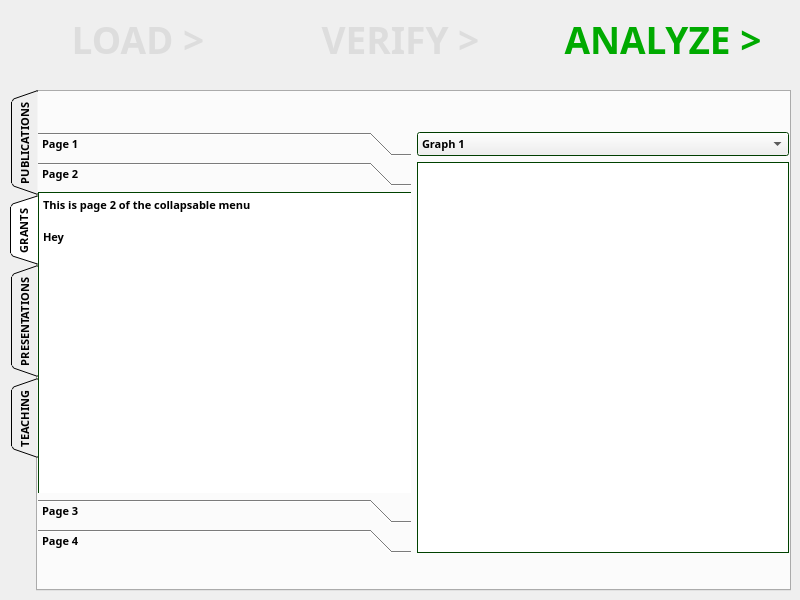
Old version of the form Project/AppleProject/analyze_csv.ui in the repository JRWu/DataAggregation.
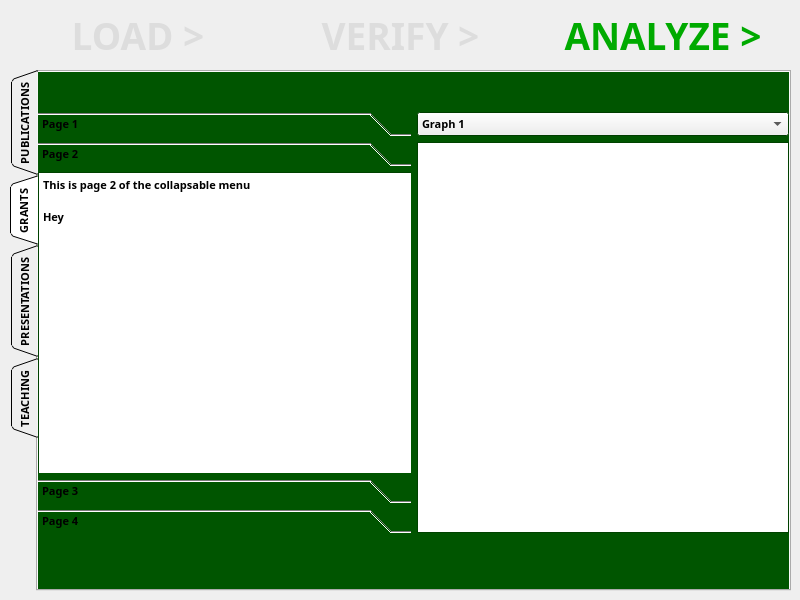
New version of the form. The open tabs and pages were chosen to show the change.

Patch:
```diff
--- a/Project/AppleProject/analyze_csv.ui
+++ b/Project/AppleProject/analyze_csv.ui
@@ -30,9 +30,9 @@
     <property name="geometry">
      <rect>
       <x>10</x>
-      <y>0</y>
+      <y>10</y>
       <width>781</width>
-      <height>80</height>
+      <height>51</height>
      </rect>
     </property>
     <layout class="QHBoxLayout" name="navigation_area">
@@ -207,9 +207,9 @@
     <property name="geometry">
      <rect>
       <x>10</x>
-      <y>90</y>
+      <y>70</y>
       <width>781</width>
-      <height>501</height>
+      <height>521</height>
      </rect>
     </property>
     <property name="font">
@@ -542,6 +542,9 @@
        </disabled>
       </palette>
      </property>
+     <property name="autoFillBackground">
+      <bool>true</bool>
+     </property>
      <attribute name="title">
       <string>GRANTS</string>
      </attribute>
@@ -605,8 +608,8 @@
            <rect>
             <x>0</x>
             <y>0</y>
-            <width>98</width>
-            <height>28</height>
+            <width>100</width>
+            <height>30</height>
            </rect>
           </property>
           <attribute name="label">
```
Left out of the diff: 46 changed lines with no effect on the pictures.
